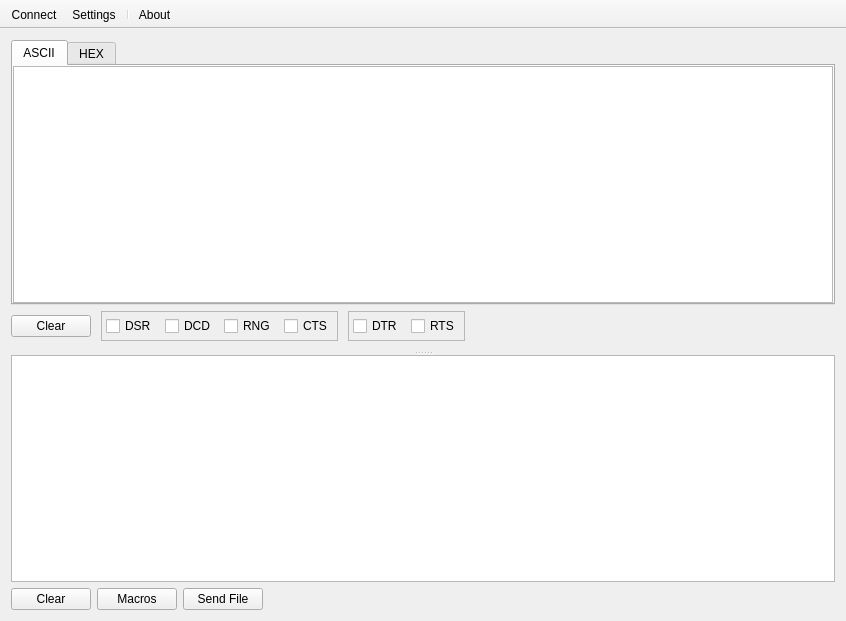
First picture: the form in mainwindow.ui, repository pavelrangelov/niterm, before the edit.
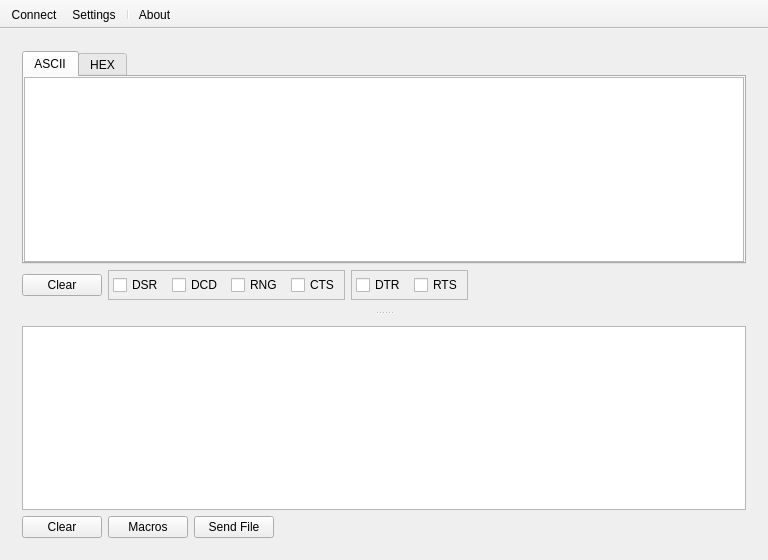
Second picture: the form after the edit. Icons and pictures are not drawn. Custom widgets are drawn as their Qt base class.

Diff of the .ui file:
```diff
--- a/mainwindow.ui
+++ b/mainwindow.ui
@@ -6,23 +6,17 @@
    <rect>
     <x>0</x>
     <y>0</y>
-    <width>846</width>
-    <height>621</height>
+    <width>768</width>
+    <height>560</height>
    </rect>
   </property>
   <property name="windowTitle">
    <string>MainWindow</string>
   </property>
   <widget class="QWidget" name="centralWidget">
-   <layout class="QVBoxLayout" name="verticalLayout_2">
+   <layout class="QVBoxLayout" name="verticalLayout_3">
     <item>
      <widget class="QSplitter" name="splitter">
-      <property name="sizePolicy">
-       <sizepolicy hsizetype="Preferred" vsizetype="Expanding">
-        <horstretch>0</horstretch>
-        <verstretch>0</verstretch>
-       </sizepolicy>
-      </property>
       <property name="orientation">
        <enum>Qt::Orientation::Vertical</enum>
       </property>
@@ -40,18 +34,6 @@
         <enum>QFrame::Shadow::Plain</enum>
        </property>
        <layout class="QVBoxLayout" name="verticalLayout">
-        <property name="leftMargin">
-         <number>0</number>
-        </property>
-        <property name="topMargin">
-         <number>0</number>
-        </property>
-        <property name="rightMargin">
-         <number>0</number>
-        </property>
-        <property name="bottomMargin">
-         <number>10</number>
-        </property>
         <item>
          <widget class="QTabWidget" name="tabOutput">
           <property name="currentIndex">
@@ -142,29 +124,7 @@
          </widget>
         </item>
         <item>
-         <widget class="QFrame" name="frameOutputTools">
-          <property name="frameShape">
-           <enum>QFrame::Shape::NoFrame</enum>
-          </property>
-          <property name="frameShadow">
-           <enum>QFrame::Shadow::Plain</enum>
-          </property>
           <layout class="QHBoxLayout" name="horizontalLayout_6">
-           <property name="spacing">
-            <number>10</number>
-           </property>
-           <property name="leftMargin">
-            <number>0</number>
-           </property>
-           <property name="topMargin">
-            <number>0</number>
-           </property>
-           <property name="rightMargin">
-            <number>0</number>
-           </property>
-           <property name="bottomMargin">
-            <number>0</number>
-           </property>
            <item>
             <widget class="QPushButton" name="btnOutputClear">
              <property name="text">
@@ -317,14 +277,13 @@
              </property>
              <property name="sizeHint" stdset="0">
               <size>
-               <width>719</width>
-               <height>20</height>
+              <width>38</width>
+              <height>30</height>
               </size>
              </property>
             </spacer>
            </item>
           </layout>
-         </widget>
         </item>
        </layout>
       </widget>
@@ -341,49 +300,12 @@
        <property name="frameShadow">
         <enum>QFrame::Shadow::Plain</enum>
        </property>
-       <layout class="QVBoxLayout" name="verticalLayout_3">
-        <property name="leftMargin">
-         <number>0</number>
-        </property>
-        <property name="topMargin">
-         <number>0</number>
-        </property>
-        <property name="rightMargin">
-         <number>0</number>
-        </property>
-        <property name="bottomMargin">
-         <number>0</number>
-        </property>
+       <layout class="QVBoxLayout" name="verticalLayout_2">
         <item>
          <widget class="WTextEdit" name="editInput"/>
         </item>
         <item>
-         <widget class="QFrame" name="frameInpuTools">
-          <property name="sizePolicy">
-           <sizepolicy hsizetype="Preferred" vsizetype="Maximum">
-            <horstretch>0</horstretch>
-            <verstretch>0</verstretch>
-           </sizepolicy>
-          </property>
-          <property name="frameShape">
-           <enum>QFrame::Shape::NoFrame</enum>
-          </property>
-          <property name="frameShadow">
-           <enum>QFrame::Shadow::Plain</enum>
-          </property>
           <layout class="QHBoxLayout" name="horizontalLayout_4">
-           <property name="leftMargin">
-            <number>0</number>
-           </property>
-           <property name="topMargin">
-            <number>0</number>
-           </property>
-           <property name="rightMargin">
-            <number>0</number>
-           </property>
-           <property name="bottomMargin">
-            <number>0</number>
-           </property>
            <item>
             <widget class="QPushButton" name="btnInputClear">
              <property name="text">
@@ -419,7 +341,6 @@
             </spacer>
            </item>
           </layout>
-         </widget>
         </item>
        </layout>
       </widget>
```
Left out of the diff: 2 changed lines with no effect on the pictures. Lines whose indentation alone changed are shown as unchanged.
